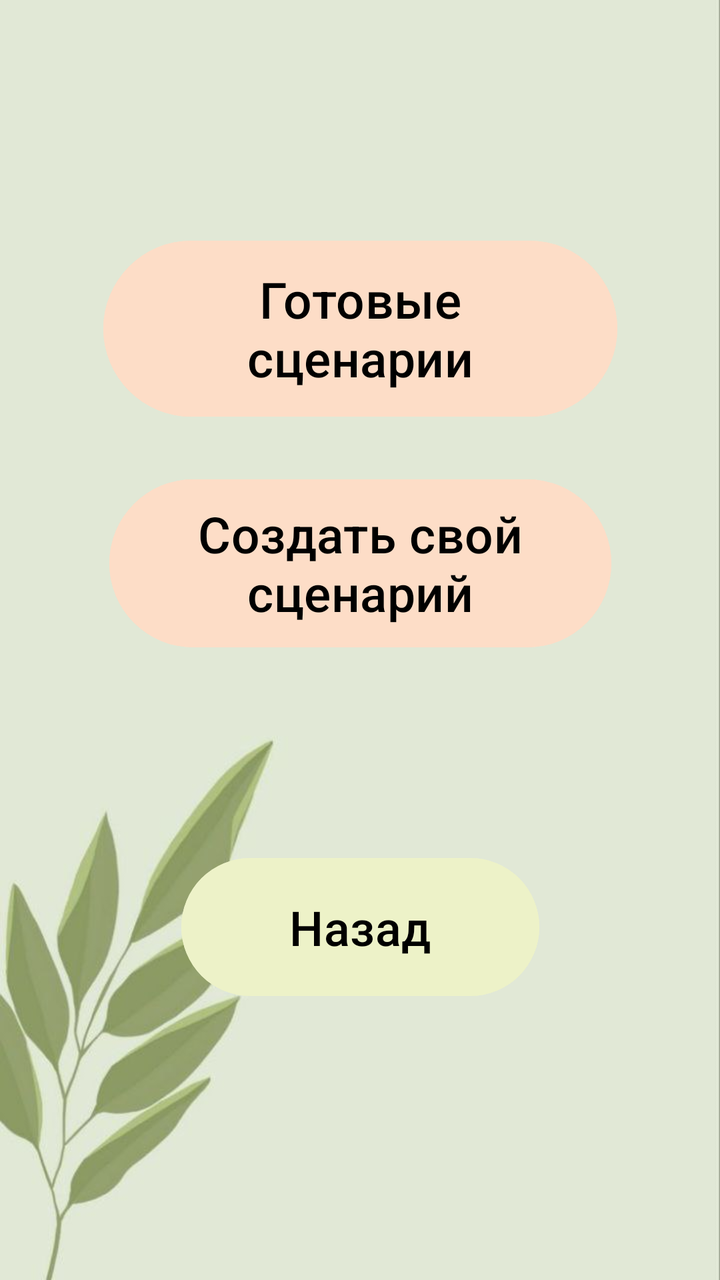
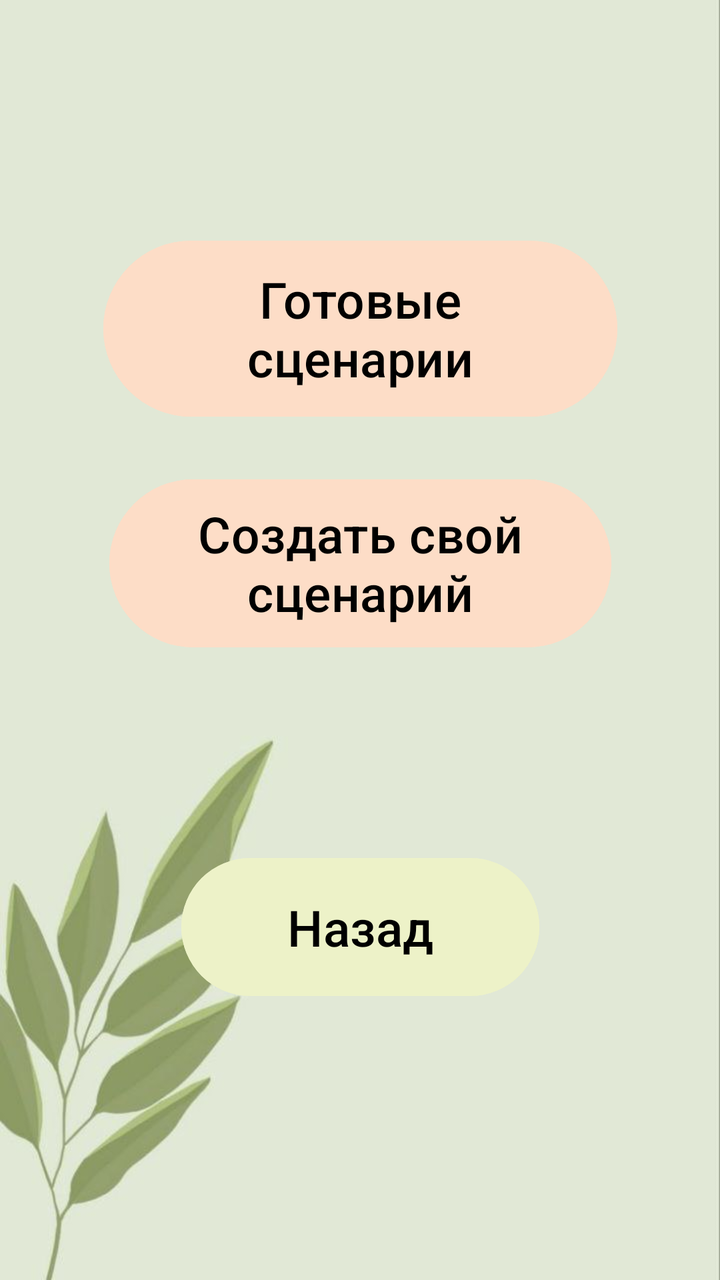

Screens rendered from an Android XML layout before and after an edit, with the pre-edit source and the edit as a unified diff.
<!-- AndroidManifest.xml: application theme Theme.Plant_care -->
<!-- res/layout/activity_main_script.xml -->
<?xml version="1.0" encoding="utf-8"?>
<androidx.constraintlayout.widget.ConstraintLayout xmlns:android="http://schemas.android.com/apk/res/android"
    xmlns:app="http://schemas.android.com/apk/res-auto"
    xmlns:tools="http://schemas.android.com/tools"
    android:id="@+id/main"
    android:layout_width="match_parent"
    android:layout_height="match_parent"
    android:background="@drawable/b"
    tools:context=".MainActivityScript">

    <Button
        android:id="@+id/button9"
        android:layout_width="257dp"
        android:layout_height="96dp"
        android:backgroundTint="@color/reg_button_colour"
        android:onClick="startready_made"
        android:text="Готовые сценарии"
        android:textColor="@color/black"
        android:textSize="25sp"
        app:layout_constraintBottom_toBottomOf="parent"
        app:layout_constraintEnd_toEndOf="parent"
        app:layout_constraintStart_toStartOf="parent"
        app:layout_constraintTop_toTopOf="parent"
        app:layout_constraintVertical_bias="0.214" />

    <Button
        android:id="@+id/button10"
        android:layout_width="251dp"
        android:layout_height="92dp"
        android:backgroundTint="@color/reg_button_colour"
        android:onClick="startreadyscript"
        android:text="Создать свой сценарий"
        android:textColor="@color/black"
        android:textSize="25sp"
        app:layout_constraintBottom_toBottomOf="parent"
        app:layout_constraintEnd_toEndOf="parent"
        app:layout_constraintStart_toStartOf="parent"
        app:layout_constraintTop_toTopOf="parent"
        app:layout_constraintVertical_bias="0.43" />

    <Button
        android:id="@+id/button4"
        android:layout_width="179dp"
        android:layout_height="77dp"
        android:backgroundTint="@color/menu"
        android:onClick="startmenu"
        android:text="Назад"
        android:textColor="@color/black"
        android:textSize="24sp"
        app:layout_constraintBottom_toBottomOf="parent"
        app:layout_constraintEnd_toEndOf="parent"
        app:layout_constraintStart_toStartOf="parent"
        app:layout_constraintTop_toTopOf="parent"
        app:layout_constraintVertical_bias="0.755" />

</androidx.constraintlayout.widget.ConstraintLayout>
<!-- resources referenced by this layout -->
<resources>
  <color name="black">#FF000000</color>
  <color name="menu">#edf2c8</color>
  <color name="reg_button_colour">#FDDDC7</color>
  <!-- drawable b: jpg bitmap (drawable, 19753 bytes) -->
  <style name="Theme.Plant_care" parent="Base.Theme.Plant_care" />
  <style name="Base.Theme.Plant_care" parent="Theme.Material3.DayNight.NoActionBar">
          
          <item name="android:statusBarColor" tools:targetApi="l">@color/StatusBar_colour</item>
          
          
      </style>
  <color name="StatusBar_colour">#e7e9d4</color>
</resources>

<!-- the commit's change to res/layout/activity_main_script.xml (unified diff, before → after) -->
@@ -46,7 +46,7 @@
         android:onClick="startmenu"
         android:text="Назад"
         android:textColor="@color/black"
-        android:textSize="24sp"
+        android:textSize="25sp"
         app:layout_constraintBottom_toBottomOf="parent"
         app:layout_constraintEnd_toEndOf="parent"
         app:layout_constraintStart_toStartOf="parent"
